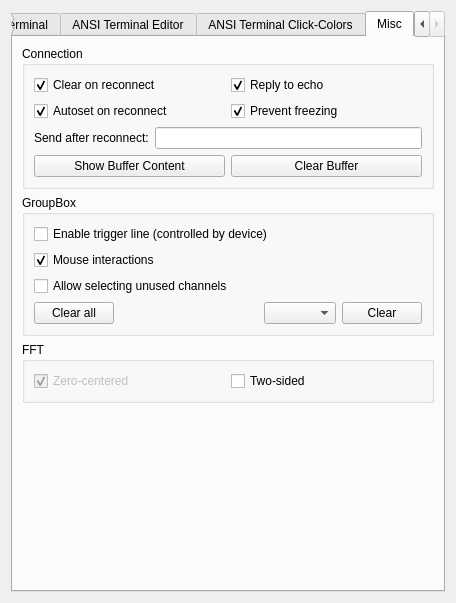
Qt form developeroptions.ui (jirimaier/DataPlotter) before a commit.
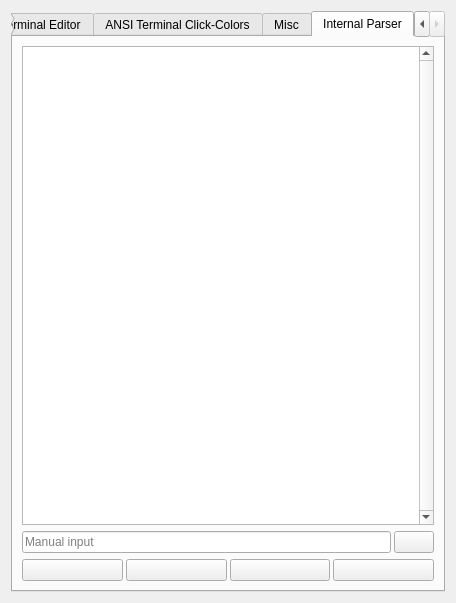
The same form after that commit. Icons and pictures are not drawn.

Commit message: moved manual input to dev options

```diff
--- a/developeroptions.ui
+++ b/developeroptions.ui
@@ -23,7 +23,7 @@
    <item>
     <widget class="QTabWidget" name="tabWidget">
      <property name="currentIndex">
-      <number>3</number>
+      <number>4</number>
      </property>
      <widget class="QWidget" name="tab_3">
       <attribute name="title">
@@ -933,6 +933,200 @@
        </item>
       </layout>
      </widget>
+     <widget class="QWidget" name="tab_5">
+      <attribute name="title">
+       <string>Internal Parser</string>
+      </attribute>
+      <layout class="QVBoxLayout" name="verticalLayout_6">
+       <item>
+        <widget class="QPlainTextEdit" name="plainTextEditConsole_2">
+         <property name="sizePolicy">
+          <sizepolicy hsizetype="Expanding" vsizetype="Expanding">
+           <horstretch>0</horstretch>
+           <verstretch>0</verstretch>
+          </sizepolicy>
+         </property>
+         <property name="font">
+          <font>
+           <strikeout>false</strikeout>
+          </font>
+         </property>
+         <property name="verticalScrollBarPolicy">
+          <enum>Qt::ScrollBarAlwaysOn</enum>
+         </property>
+         <property name="sizeAdjustPolicy">
+          <enum>QAbstractScrollArea::AdjustToContents</enum>
+         </property>
+         <property name="undoRedoEnabled">
+          <bool>false</bool>
+         </property>
+         <property name="lineWrapMode">
+          <enum>QPlainTextEdit::NoWrap</enum>
+         </property>
+         <property name="readOnly">
+          <bool>true</bool>
+         </property>
+         <property name="plainText">
+          <string notr="true"/>
+         </property>
+         <property name="centerOnScroll">
+          <bool>false</bool>
+         </property>
+        </widget>
+       </item>
+       <item>
+        <layout class="QHBoxLayout" name="horizontalLayout_10">
+         <property name="spacing">
+          <number>3</number>
+         </property>
+         <item>
+          <widget class="QLineEdit" name="lineEditManualInput">
+           <property name="sizePolicy">
+            <sizepolicy hsizetype="Expanding" vsizetype="Preferred">
+             <horstretch>0</horstretch>
+             <verstretch>0</verstretch>
+            </sizepolicy>
+           </property>
+           <property name="font">
+            <font/>
+           </property>
+           <property name="frame">
+            <bool>true</bool>
+           </property>
+           <property name="placeholderText">
+            <string>Manual input</string>
+           </property>
+           <property name="clearButtonEnabled">
+            <bool>true</bool>
+           </property>
+          </widget>
+         </item>
+         <item>
+          <widget class="QPushButton" name="pushButtonSendManual">
+           <property name="enabled">
+            <bool>true</bool>
+           </property>
+           <property name="sizePolicy">
+            <sizepolicy hsizetype="Preferred" vsizetype="Preferred">
+             <horstretch>0</horstretch>
+             <verstretch>0</verstretch>
+            </sizepolicy>
+           </property>
+           <property name="maximumSize">
+            <size>
+             <width>16777215</width>
+             <height>16777215</height>
+            </size>
+           </property>
+           <property name="toolTip">
+            <string>&lt;html&gt;&lt;head/&gt;&lt;body&gt;&lt;p&gt;Send&lt;/p&gt;&lt;/body&gt;&lt;/html&gt;</string>
+           </property>
+           <property name="text">
+            <string/>
+           </property>
+           <property name="icon">
+            <iconset resource="resources.qrc">
+             <normaloff>:/images/icons/send.png</normaloff>:/images/icons/send.png</iconset>
+           </property>
+          </widget>
+         </item>
+        </layout>
+       </item>
+       <item>
+        <layout class="QHBoxLayout" name="horizontalLayout_31">
+         <property name="spacing">
+          <number>3</number>
+         </property>
+         <item>
+          <widget class="QPushButton" name="pushButtonViewBuffer_2">
+           <property name="toolTip">
+            <string>Print manual input buffer</string>
+           </property>
+           <property name="text">
+            <string/>
+           </property>
+           <property name="icon">
+            <iconset resource="resources.qrc">
+             <normaloff>:/images/icons/viewBuffer.png</normaloff>:/images/icons/viewBuffer.png</iconset>
+           </property>
+           <property name="iconSize">
+            <size>
+             <width>30</width>
+             <height>30</height>
+            </size>
+           </property>
+          </widget>
+         </item>
+         <item>
+          <widget class="QPushButton" name="pushButtonClearBuffer_2">
+           <property name="toolTip">
+            <string>Clear manual input buffer</string>
+           </property>
+           <property name="text">
+            <string/>
+           </property>
+           <property name="icon">
+            <iconset resource="resources.qrc">
+             <normaloff>:/images/icons/clearBuffer.png</normaloff>:/images/icons/clearBuffer.png</iconset>
+           </property>
+           <property name="iconSize">
+            <size>
+             <width>30</width>
+             <height>30</height>
+            </size>
+           </property>
+          </widget>
+         </item>
+         <item>
+          <widget class="QPushButton" name="pushButtonClearReceivedList_2">
+           <property name="toolTip">
+            <string>&lt;html&gt;&lt;head/&gt;&lt;body&gt;&lt;p&gt;Clear console&lt;/p&gt;&lt;/body&gt;&lt;/html&gt;</string>
+           </property>
+           <property name="text">
+            <string/>
+           </property>
+           <property name="icon">
+            <iconset resource="resources.qrc">
+             <normaloff>:/images/icons/clear.png</normaloff>:/images/icons/clear.png</iconset>
+           </property>
+           <property name="iconSize">
+            <size>
+             <width>30</width>
+             <height>30</height>
+            </size>
+           </property>
+          </widget>
+         </item>
+         <item>
+          <widget class="QPushButton" name="pushButtonScrollDown_2">
+           <property name="minimumSize">
+            <size>
+             <width>0</width>
+             <height>0</height>
+            </size>
+           </property>
+           <property name="toolTip">
+            <string>&lt;html&gt;&lt;head/&gt;&lt;body&gt;&lt;p&gt;Autoscroll&lt;/p&gt;&lt;/body&gt;&lt;/html&gt;</string>
+           </property>
+           <property name="text">
+            <string/>
+           </property>
+           <property name="icon">
+            <iconset resource="resources.qrc">
+             <normaloff>:/images/icons/scrollDown.png</normaloff>:/images/icons/scrollDown.png</iconset>
+           </property>
+           <property name="iconSize">
+            <size>
+             <width>30</width>
+             <height>30</height>
+            </size>
+           </property>
+          </widget>
+         </item>
+        </layout>
+       </item>
+      </layout>
+     </widget>
     </widget>
    </item>
   </layout>
```
Left out of the diff: 19 changed lines with no effect on the pictures. The commit also changes 8 other files.
